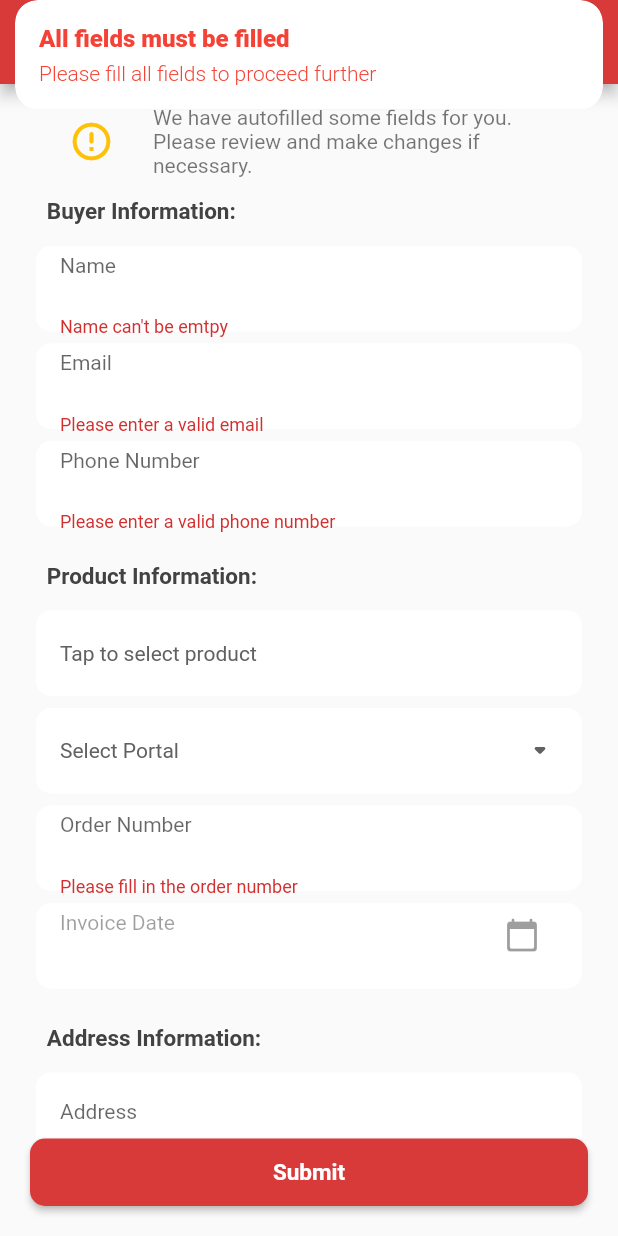
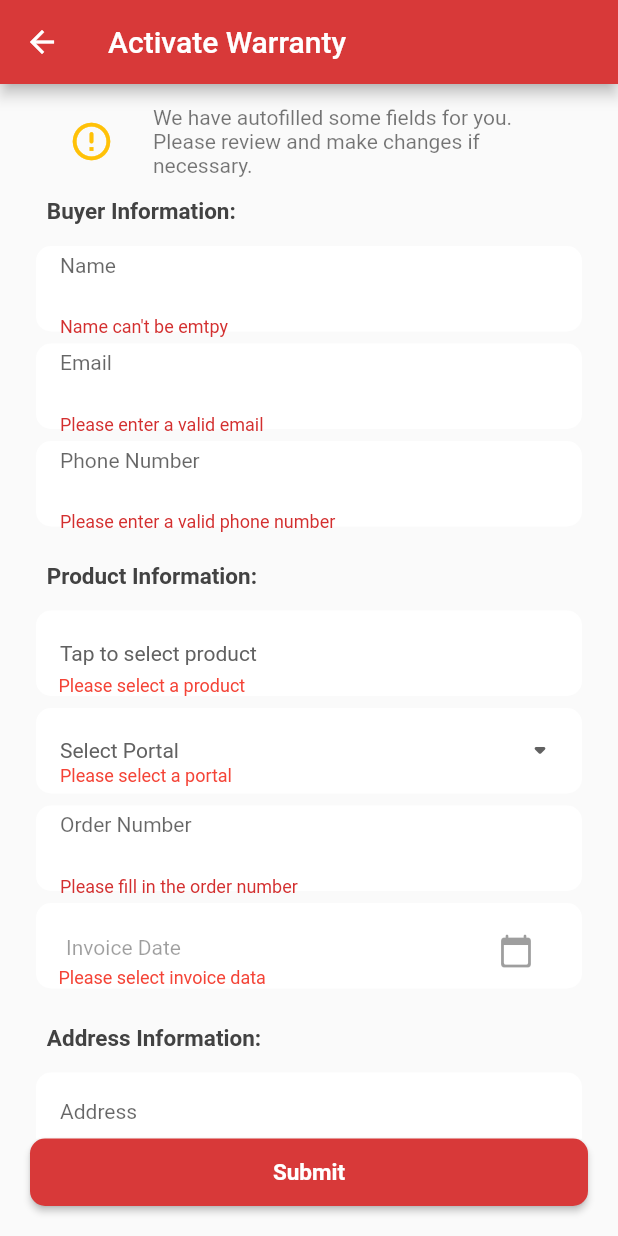
Before and after one commit to subhendupsingh/autofy_warranty_app, a Flutter app: the UserDetailsScreen screen opened directly, after a tap on "Submit", on a phone screen of 412 x 824 dp. Run offline on Flutter 3.47's test engine with Material 2 defaults, Android fonts, the light colour scheme and no system bars; our stand-ins replace cached_network_image, dartz, dio, email_validator, file_picker, flutter_easyloading and 10 more; missing offline and left inert: flutter_inappwebview, onesignal_flutter, syncfusion_flutter_pdf; accounts and stored records are empty; network calls fail.

Commit message:
fixed few issues

```diff
--- a/autofy_warranty_app/lib/pages/uploadInvoice/userDetailsScreen.dart
+++ b/autofy_warranty_app/lib/pages/uploadInvoice/userDetailsScreen.dart
@@ -79,6 +79,9 @@ class _UserDetailsScreenState extends State<UserDetailsScreen> {
   String? portal;
   Map<String, dynamic>? product;
   String? warrantyCode;
+  bool isPortalEmpty = false,
+      isProductEmpty = false,
+      isInvoiceDateEmpty = false;
 
   void unfocusTextField() => FocusScope.of(context).unfocus();
 
@@ -120,6 +123,9 @@ class _UserDetailsScreenState extends State<UserDetailsScreen> {
                     style: TextStyle(color: Colors.grey[700]),
                     onChanged: (String? newValue) {
                       portalController.text = newValue!;
+                      setState(() {
+                        isPortalEmpty = false;
+                      });
                     },
                     items: <String>[
                       'Amazon',
@@ -133,6 +139,16 @@ class _UserDetailsScreenState extends State<UserDetailsScreen> {
                       );
                     }).toList(),
                   ),
+                ),
+              ),
+              SizedBox(
+                height: 5,
+              ),
+              Positioned(
+                bottom: 0,
+                child: Text(
+                  isPortalEmpty ? "Please select a portal" : "",
+                  style: TextStyle(color: Colors.red, fontSize: 12),
                 ),
               ),
             ],
@@ -151,21 +167,27 @@ class _UserDetailsScreenState extends State<UserDetailsScreen> {
           borderRadius: BorderRadius.circular(AppRadius.commonRadius),
         ),
         shadowColor: Colors.white70,
-        child: ListTile(
+        child: Stack(
+          children: [
+            ListTile(
               title: GestureDetector(
                 onTap: () async {
-              var selectedProduct = await Get.to(() => ProductSearchScreen());
+                  var selectedProduct =
+                      await Get.to(() => ProductSearchScreen());
                   if (selectedProduct != null) {
                     product = selectedProduct;
+                    isProductEmpty = false;
                     productController.text = product!["title"];
+                    setState(() {});
                   }
                 },
                 child: TextFormField(
                   validator: (value) {
                     if (product == null) {
-                  Get.snackbar("All fields must be filled",
-                      "Please fill all fields to proceed further",
-                      colorText: Colors.red, backgroundColor: Colors.white);
+                      setState(() {
+                        isProductEmpty = true;
+                      });
+
                       return;
                     }
                     return null;
@@ -184,6 +206,67 @@ class _UserDetailsScreenState extends State<UserDetailsScreen> {
                 ),
               ),
             ),
+            SizedBox(
+              height: 5,
+            ),
+            Positioned(
+              bottom: 0,
+              left: 15,
+              child: Text(
+                isProductEmpty ? "Please select a product" : "",
+                style: TextStyle(color: Colors.red, fontSize: 12),
+              ),
+            ),
+          ],
+        ),
+      ),
+    );
+  }
+
+  buildInvoicePicer() {
+    return SizedBox(
+      height: 65,
+      child: Card(
+        elevation: 0,
+        shape: RoundedRectangleBorder(
+          borderRadius: BorderRadius.circular(AppRadius.commonRadius),
+        ),
+        shadowColor: Colors.white70,
+        child: Stack(
+          children: [
+            InkWell(
+              onTap: () {
+                unfocusTextField();
+                _selectDate();
+              },
+              child: GetTextField(
+                validatorFun: (value) {
+                  if (invoiceDateController.text.isEmpty) {
+                    isInvoiceDateEmpty = true;
+                    setState(() {});
+                    return;
+                  }
+                  return null;
+                },
+                textFieldController: invoiceDateController,
+                suffixIcon: Icons.calendar_today_rounded,
+                lableText: "Invoice Date",
+                isEnabled: false,
+              ),
+            ),
+            // SizedBox(
+            //   height: 5,
+            // ),
+            Positioned(
+              bottom: 0,
+              left: 15,
+              child: Text(
+                isInvoiceDateEmpty ? "Please select invoice data" : "",
+                style: TextStyle(color: Colors.red, fontSize: 12),
+              ),
+            ),
+          ],
+        ),
       ),
     );
   }
@@ -192,9 +275,11 @@ class _UserDetailsScreenState extends State<UserDetailsScreen> {
     final DateTime? picked = await showDatePicker(
         context: context,
         initialDate: DateTime.now(),
-        firstDate: DateTime(2015, 8),
-        lastDate: DateTime(2101));
+        firstDate: DateTime(
+            DateTime.now().year - 2, DateTime.now().month, DateTime.now().day),
+        lastDate: DateTime.now());
     if (picked != null) {
+      isInvoiceDateEmpty = false;
       invoiceDateController.text = formatDate(picked);
       setState(() {});
     }
@@ -288,23 +373,24 @@ class _UserDetailsScreenState extends State<UserDetailsScreen> {
                               }
                               return null;
                             }),
-                        GestureDetector(
-                          onTap: () {
-                            unfocusTextField();
-                            _selectDate();
-                          },
-                          child: GetTextField(
-                              textFieldController: invoiceDateController,
-                              suffixIcon: Icons.calendar_today_rounded,
-                              lableText: "Invoice Date",
-                              isEnabled: false,
-                              validatorFun: (value) {
-                                if (invoiceDateController.text.isEmpty) {
-                                  return "Please fill in the invoice date";
-                                }
-                                return null;
-                              }),
-                        ),
+                        buildInvoicePicer(),
+                        // InkWell(
+                        //   onTap: () {
+                        //     unfocusTextField();
+                        //     _selectDate();
+                        //   },
+                        //   child: GetTextField(
+                        //       textFieldController: invoiceDateController,
+                        //       suffixIcon: Icons.calendar_today_rounded,
+                        //       lableText: "Invoice Date",
+                        //       isEnabled: false,
+                        //       validatorFun: (value) {
+                        //         if (value!.isEmpty) {
+                        //           return "Please fill in the invoice date";
+                        //         }
+                        //         return null;
+                        //       }),
+                        // ),
                         emptyVerticalBox(),
                         Text(
                           '   Address Information:',
@@ -347,6 +433,7 @@ class _UserDetailsScreenState extends State<UserDetailsScreen> {
                         GetTextField(
                             textFieldController: postalCodeController,
                             lableText: "Postal Code",
+                            inputType: TextInputType.number,
                             validatorFun: (value) {
                               if (value!.isEmpty) {
                                 return "Please fill in your postal code";
@@ -363,7 +450,6 @@ class _UserDetailsScreenState extends State<UserDetailsScreen> {
                   child: GetBtn(
                     btnText: "Submit",
                     onPressed: () async {
-                      print(warrantyCode);
                       if (_formKey.currentState!.validate()) {
                         ApiService apiController = Get.find<ApiService>();
                         String res =
@@ -388,6 +474,15 @@ class _UserDetailsScreenState extends State<UserDetailsScreen> {
                             "Warranty activation request has been sent for approval.",
                           );
                         }
+                      }
+                      if (portalController.text.isEmpty) {
+                        setState(() {
+                          isPortalEmpty = true;
+                        });
+                      } else {
+                        setState(() {
+                          isPortalEmpty = false;
+                        });
                       }
                     },
                     height: 45,
```
Lines whose indentation alone changed are shown as unchanged.
